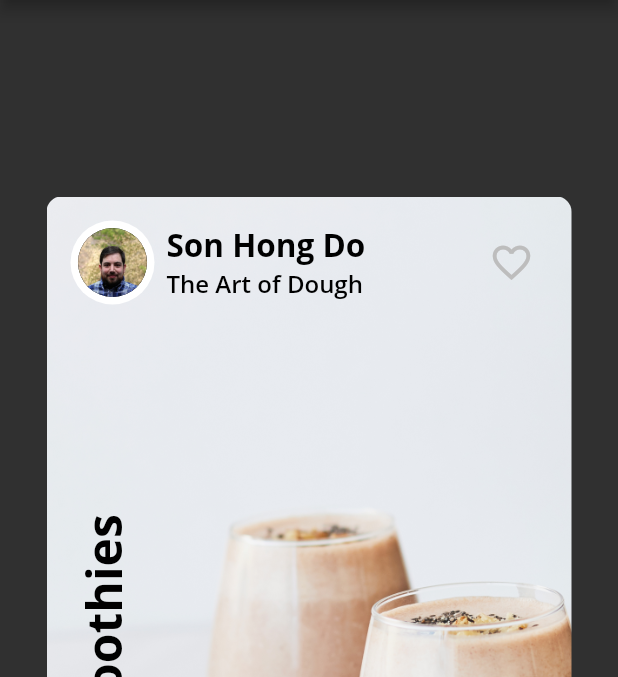
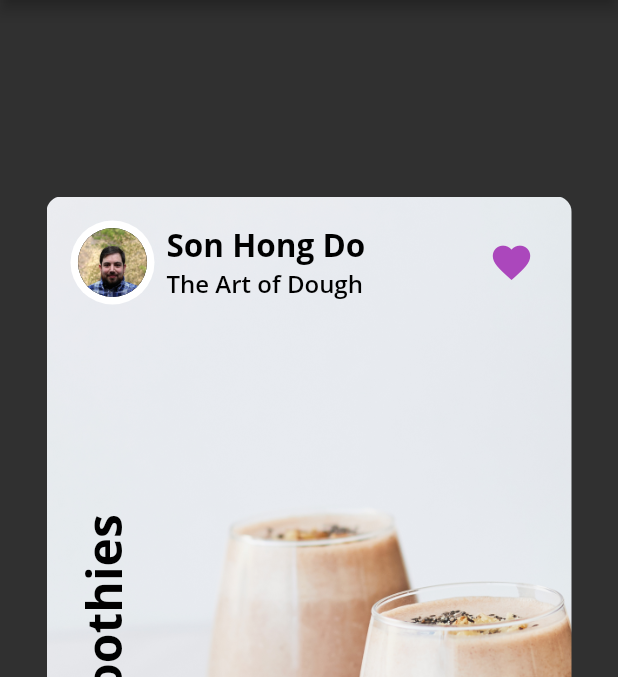
Before and after one commit to sondh0127/flutter_apprentice_learn, a Flutter app: the screen it shows after launch, item 2 of the bottom bar chosen, on a phone screen of 412 x 824 dp, the part 84-761 px from its top. Run offline on Flutter 3.47's test engine with Material 2 defaults, Android fonts, the light colour scheme and no system bars; our stand-ins replace google_fonts.

Commit message:
finish chap4

```diff
--- a/lib/card2/author_card.dart
+++ b/lib/card2/author_card.dart
@@ -1,7 +1,7 @@
 import 'package:flutter/material.dart';
 import 'package:mac_flutter/fooderlich_theme.dart';
 
-class AuthorCard extends StatelessWidget {
+class AuthorCard extends StatefulWidget {
   final String author;
   final String title;
   final ImageProvider? imageProvider;
@@ -9,6 +9,13 @@ class AuthorCard extends StatelessWidget {
   const AuthorCard(
       {Key? key, required this.author, required this.title, this.imageProvider})
       : super(key: key);
+
+  @override
+  State<AuthorCard> createState() => _AuthorCardState();
+}
+
+class _AuthorCardState extends State<AuthorCard> {
+  bool _isFavorited = false;
 
   @override
   Widget build(BuildContext context) {
@@ -20,19 +27,19 @@ class AuthorCard extends StatelessWidget {
           Row(
             children: [
               CircleImage(
-                imageProvider: imageProvider,
+                imageProvider: widget.imageProvider,
                 imageRadius: 28,
               ),
               const SizedBox(width: 8),
               Column(
                 crossAxisAlignment: CrossAxisAlignment.start,
                 children: [
-                  Text(author, style: FooderlichTheme.lightTextTheme.headline2),
-                  Text(title, style: FooderlichTheme.lightTextTheme.headline3),
+                  Text(widget.author,
+                      style: FooderlichTheme.lightTextTheme.headline2),
+                  Text(widget.title,
+                      style: FooderlichTheme.lightTextTheme.headline3),
                 ],
               ),
-
-              // TODO: AuthorCard Decorate IconButton
             ],
           ),
           IconButton(
@@ -43,8 +50,15 @@ class AuthorCard extends StatelessWidget {
                 content: Text('Favorite button pressed'),
               );
               ScaffoldMessenger.of(context).showSnackBar(snackbar);
+              setState(() {
+                _isFavorited = !_isFavorited;
+              });
             }),
-            icon: const Icon(Icons.favorite_border),
+            icon: Icon(
+              _isFavorited ? Icons.favorite_border : Icons.favorite,
+              size: 30,
+              color: Colors.purple.shade400,
+            ),
           ),
         ],
       ),
```
